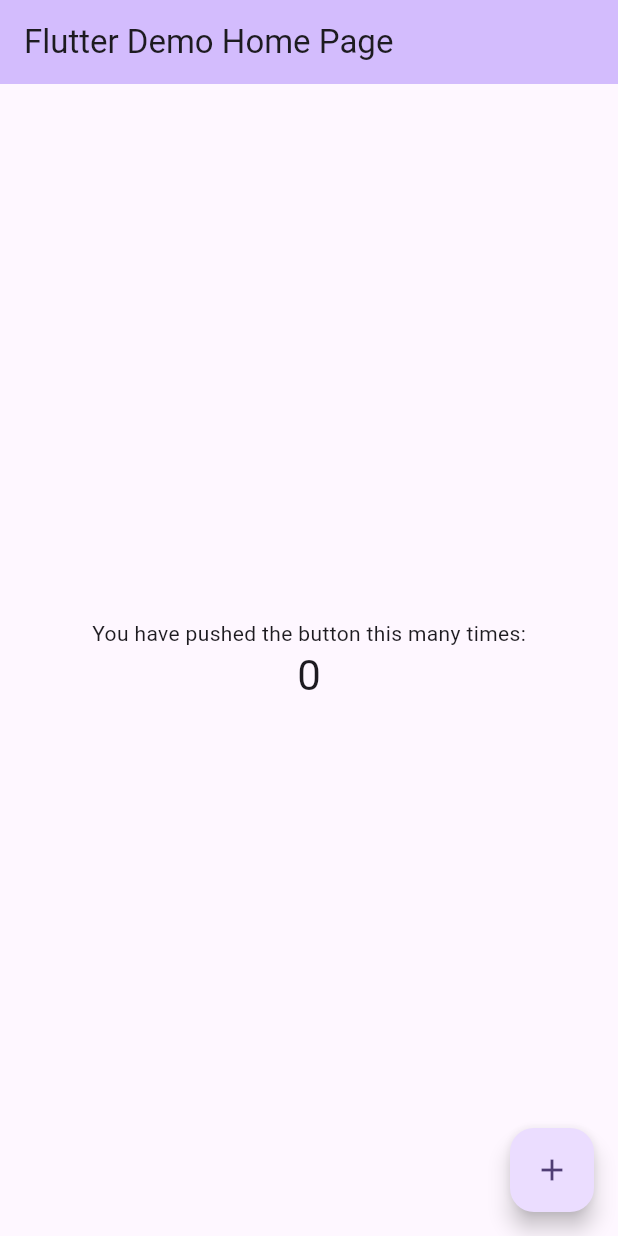
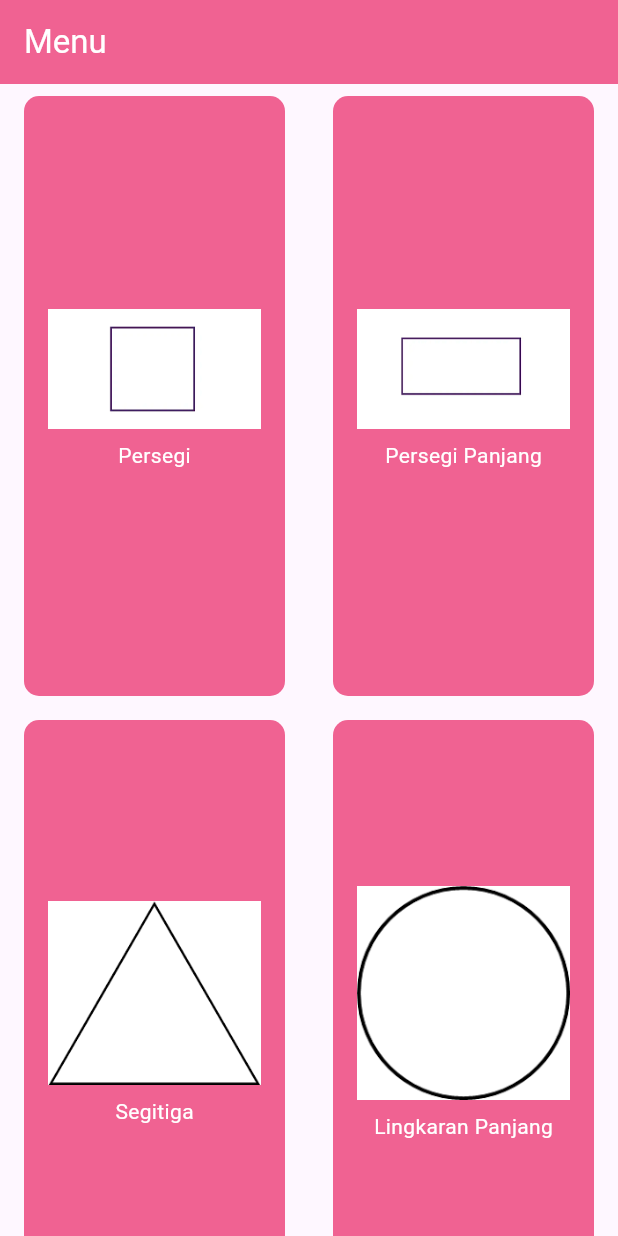
Before and after one commit to DanteAAT/bangun_datar, a Flutter app: the screen it shows after launch, on a phone screen of 412 x 824 dp. Run offline on Flutter 3.47's test engine with Material 2 defaults, Android fonts, the light colour scheme and no system bars.

Commit message:
custom component

```diff
--- a/lib/main.dart
+++ b/lib/main.dart
@@ -1,3 +1,4 @@
+import 'package:bangun_datar_kelas_c/page/home_page.dart';
 import 'package:flutter/material.dart';
 
 void main() {
@@ -11,6 +12,7 @@ class MyApp extends StatelessWidget {
   @override
   Widget build(BuildContext context) {
     return MaterialApp(
+        debugShowCheckedModeBanner: false,
       title: 'Flutter Demo',
       theme: ThemeData(
         // This is the theme of your application.
@@ -30,8 +32,9 @@ class MyApp extends StatelessWidget {
         // tested with just a hot reload.
         colorScheme: ColorScheme.fromSeed(seedColor: Colors.deepPurple),
         useMaterial3: true,
+
       ),
-      home: const MyHomePage(title: 'Flutter Demo Home Page'),
+      home: HomePage()
     );
   }
 }
--- /dev/null
+++ b/lib/page/home_page.dart
@@ -0,0 +1,72 @@
+import 'package:flutter/material.dart';
+
+class HomePage extends StatelessWidget {
+  const HomePage({super.key});
+
+  @override
+  Widget build(BuildContext context) {
+    return Scaffold(
+      appBar: AppBar(
+        // centerTitle: true,
+        title: Text(
+          "Menu",
+          style: TextStyle(color: Color(0xFFFFFFFF)),
+        ),
+        backgroundColor: Colors.pink.shade300,
+      ),
+      body: Column(
+        children: [
+          Row(
+            children: [
+              Expanded(child: CustomMenu(imageAsset: "assets/persegi.png", title: "Persegi"),),
+              Expanded(child: CustomMenu(imageAsset: "assets/persegi_panjang.png",title: "Persegi Panjang"),),
+            ],
+          ),
+          Row(
+            children: [
+              Expanded(child: CustomMenu(imageAsset: "assets/segitiga.png",title: "Segitiga"),),
+              Expanded(child: CustomMenu(imageAsset: "assets/lingkaran.png",title: "Lingkaran Panjang"),),
+            ],
+          ),
+        ],
+      ),
+    );
+  }
+}
+
+class CustomMenu extends StatelessWidget {
+  const CustomMenu({
+    super.key,
+    required this.imageAsset,
+    required this.title,
+  });
+
+  final String imageAsset;
+  final String title;
+
+  @override
+  Widget build(BuildContext context) {
+    return Container(
+        height: 400,
+        padding: EdgeInsets.symmetric(horizontal: 16, vertical: 30),
+        margin: EdgeInsets.symmetric(horizontal: 16, vertical: 8),
+        decoration: BoxDecoration(
+          color: Colors.pink.shade300, //Border.all
+          borderRadius: BorderRadius.circular(10
+          ), //BorderRadius.all),
+        ),
+        child: Column(
+          mainAxisAlignment: MainAxisAlignment.center,
+          children: [
+            Image.asset(imageAsset),
+            Padding(
+              padding: const EdgeInsets.all(8.0),
+              child: Text(
+                title,
+                style: TextStyle(color: Color(0xFFFFFFFF)),
+              ),
+            ),
+          ],
+        ));
+  }
+}
--- a/pubspec.yaml
+++ b/pubspec.yaml
@@ -59,7 +59,8 @@ flutter:
   uses-material-design: true
 
   # To add assets to your application, add an assets section, like this:
-  # assets:
+  assets:
+    - assets/
   #   - images/a_dot_burr.jpeg
   #   - images/a_dot_ham.jpeg
 
```
Also changed, not shown: assets/janjar genjang.png (added), assets/lingkaran.png (added), assets/persegi.png (added), assets/persegi_panjang.png (added), assets/segitiga.png (added).
